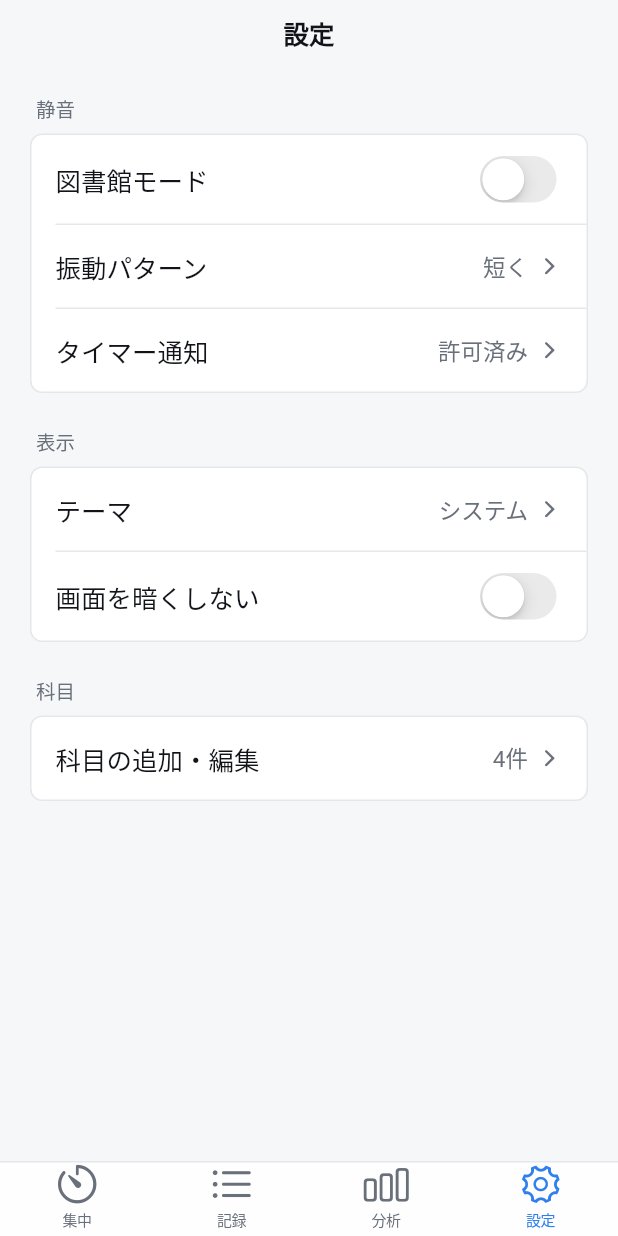
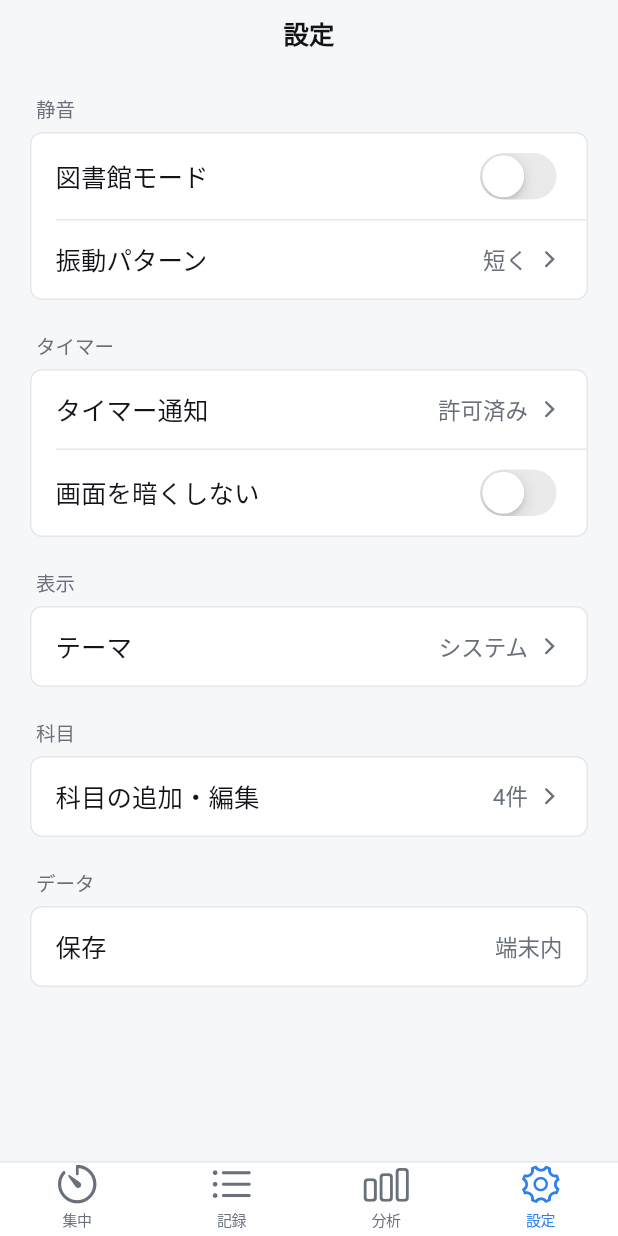
Before and after one commit to K-Ogawa-K/quiet_study_timer, a Flutter app: the screen it shows after launch, item 4 of the bottom bar chosen, on a phone screen of 412 x 824 dp. Run offline on Flutter 3.47's test engine with Material 3 defaults, Android fonts, the phone set to English and light mode, and no system bars; our stand-ins replace flutter_local_notifications, flutter_riverpod, shared_preferences, timezone, wakelock_plus.

Commit message:
Polish MVP app UI

```diff
--- a/lib/app/theme/app_theme.dart
+++ b/lib/app/theme/app_theme.dart
@@ -82,39 +82,45 @@ class AppTheme {
     return TextTheme(
       headlineLarge: TextStyle(
         color: textColor,
-        fontSize: 56,
+        fontSize: 54,
         fontWeight: FontWeight.w600,
         letterSpacing: 0,
+        height: 1.05,
       ),
       titleLarge: TextStyle(
         color: textColor,
-        fontSize: 24,
+        fontSize: 22,
         fontWeight: FontWeight.w700,
         letterSpacing: 0,
+        height: 1.18,
       ),
       titleMedium: TextStyle(
         color: textColor,
         fontSize: 17,
         fontWeight: FontWeight.w600,
         letterSpacing: 0,
+        height: 1.24,
       ),
       bodyLarge: TextStyle(
         color: textColor,
         fontSize: 17,
         fontWeight: FontWeight.w400,
         letterSpacing: 0,
+        height: 1.28,
       ),
       bodyMedium: TextStyle(
         color: textColor,
         fontSize: 15,
         fontWeight: FontWeight.w400,
         letterSpacing: 0,
+        height: 1.3,
       ),
       labelMedium: TextStyle(
         color: textColor,
         fontSize: 13,
         fontWeight: FontWeight.w500,
         letterSpacing: 0,
+        height: 1.25,
       ),
     );
   }
--- a/lib/features/settings/settings_tab.dart
+++ b/lib/features/settings/settings_tab.dart
@@ -45,15 +45,26 @@ class SettingsTab extends ConsumerWidget {
                   value: settings.vibrationPattern.label,
                   onPressed: () => _showVibrationPicker(context, controller),
                 ),
+              ],
+            ),
+            const SizedBox(height: 22),
+            _SettingsSection(
+              title: 'タイマー',
+              children: [
                 _SettingsPickerRow(
                   title: 'タイマー通知',
                   value: notificationPermission.label,
                   subtitle: _notificationSubtitle(notificationPermission),
                   onPressed: notificationController.requestPermission,
                 ),
+                _SettingsToggleRow(
+                  title: '画面を暗くしない',
+                  value: settings.keepScreenAwake,
+                  onChanged: controller.setKeepScreenAwake,
+                ),
               ],
             ),
-            const SizedBox(height: 24),
+            const SizedBox(height: 22),
             _SettingsSection(
               title: '表示',
               children: [
@@ -62,14 +73,9 @@ class SettingsTab extends ConsumerWidget {
                   value: settings.themeMode.label,
                   onPressed: () => _showThemePicker(context, controller),
                 ),
-                _SettingsToggleRow(
-                  title: '画面を暗くしない',
-                  value: settings.keepScreenAwake,
-                  onChanged: controller.setKeepScreenAwake,
-                ),
               ],
             ),
-            const SizedBox(height: 24),
+            const SizedBox(height: 22),
             _SettingsSection(
               title: '科目',
               children: [
@@ -80,10 +86,15 @@ class SettingsTab extends ConsumerWidget {
                 ),
               ],
             ),
+            const SizedBox(height: 22),
+            const _SettingsSection(
+              title: 'データ',
+              children: [_SettingsInfoRow(title: '保存', value: '端末内')],
+            ),
             if (kDebugMode) ...[
-              const SizedBox(height: 24),
+              const SizedBox(height: 22),
               _SettingsSection(
-                title: '開発',
+                title: '開発用',
                 children: [
                   _SettingsPickerRow(
                     title: '10秒集中',
@@ -163,7 +174,7 @@ class _SettingsToggleRow extends StatelessWidget {
   Widget build(BuildContext context) {
     final theme = Theme.of(context);
     return Padding(
-      padding: const EdgeInsets.symmetric(horizontal: 16, vertical: 10),
+      padding: const EdgeInsets.symmetric(horizontal: 16, vertical: 9),
       child: Row(
         children: [
           Expanded(child: Text(title, style: theme.textTheme.bodyLarge)),
@@ -218,6 +229,8 @@ class _SettingsPickerRow extends StatelessWidget {
             const SizedBox(width: 12),
             Text(
               value,
+              maxLines: 1,
+              overflow: TextOverflow.ellipsis,
               style: theme.textTheme.bodyMedium?.copyWith(
                 color: theme.colorScheme.onSurfaceVariant,
               ),
@@ -230,6 +243,32 @@ class _SettingsPickerRow extends StatelessWidget {
             ),
           ],
         ),
+      ),
+    );
+  }
+}
+
+class _SettingsInfoRow extends StatelessWidget {
+  const _SettingsInfoRow({required this.title, required this.value});
+
+  final String title;
+  final String value;
+
+  @override
+  Widget build(BuildContext context) {
+    final theme = Theme.of(context);
+    return Padding(
+      padding: const EdgeInsets.symmetric(horizontal: 16, vertical: 15),
+      child: Row(
+        children: [
+          Expanded(child: Text(title, style: theme.textTheme.bodyLarge)),
+          Text(
+            value,
+            style: theme.textTheme.bodyMedium?.copyWith(
+              color: theme.colorScheme.onSurfaceVariant,
+            ),
+          ),
+        ],
       ),
     );
   }
@@ -816,8 +855,8 @@ class _SheetHandle extends StatelessWidget {
 
 String? _notificationSubtitle(NotificationPermissionState state) {
   return switch (state) {
-    NotificationPermissionState.denied => 'アプリ内の表示と振動は使えます',
-    NotificationPermissionState.unsupported => 'この端末では使えません',
+    NotificationPermissionState.denied => '通知なしでも動きます',
+    NotificationPermissionState.unsupported => 'この端末では未対応',
     _ => null,
   };
 }
```
Also changed, not shown: lib/features/analytics/analytics_tab.dart (+33 -11 lines), lib/features/focus/focus_tab.dart (+47 -31 lines), lib/features/records/records_tab.dart (+37 -11 lines), lib/features/shared/subject_picker_sheet.dart (+12 -2 lines), 1 other file.
